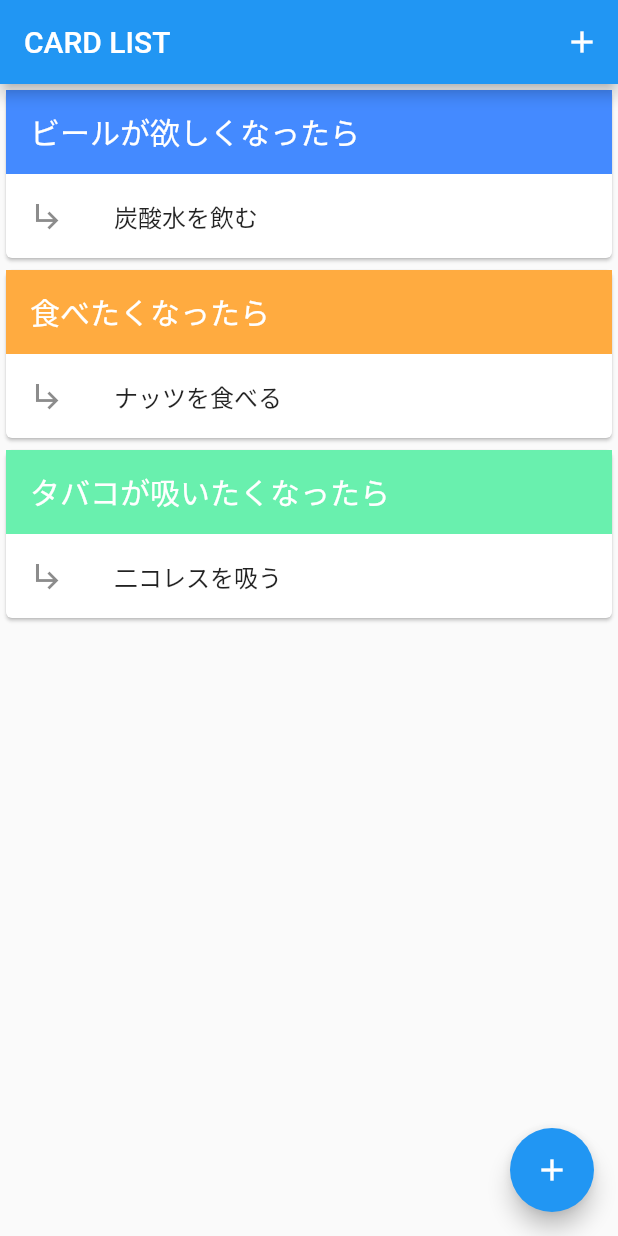
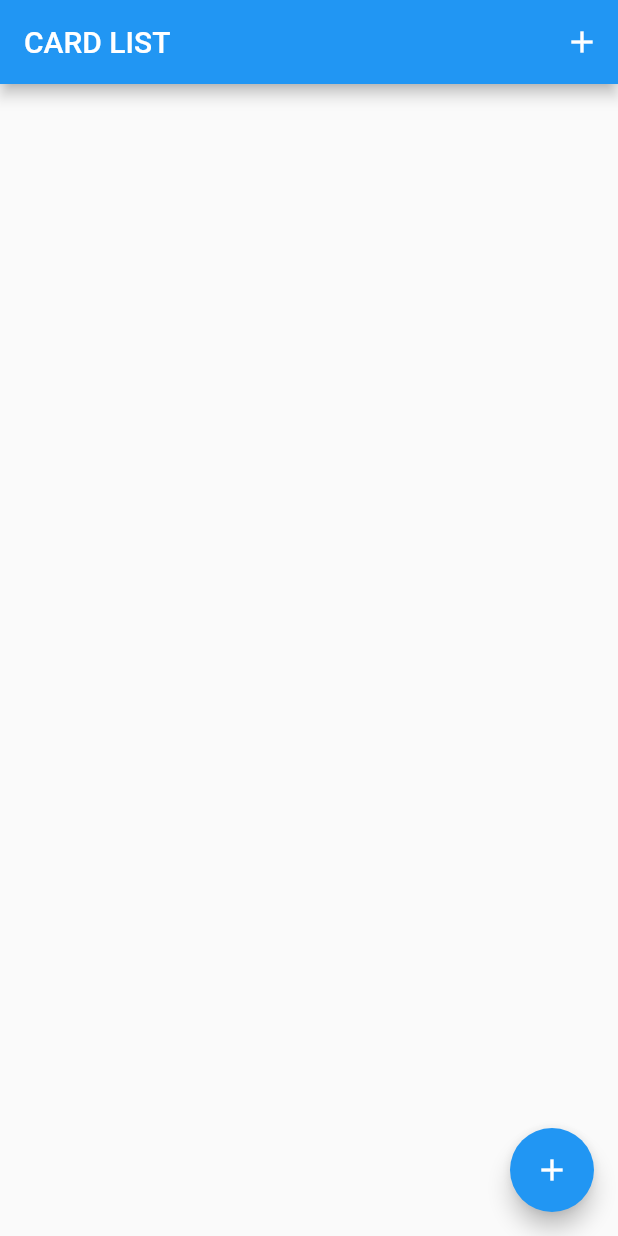
Before and after one commit to s4shiki/if_then_card, a Flutter app: the screen it shows after launch, on a phone screen of 412 x 824 dp. Run offline on Flutter 3.47's test engine with Material 2 defaults, Android fonts, the phone set to English and light mode, and no system bars; our stand-ins replace flutter_riverpod.

Commit message:
モデルと状態管理追加

```diff
--- a/lib/main.dart
+++ b/lib/main.dart
@@ -1,9 +1,15 @@
 import 'package:flutter/material.dart';
+import 'package:flutter_riverpod/flutter_riverpod.dart';
+import 'package:if_then_card/model/rules.dart';
 import 'package:if_then_card/page/top_page.dart';
 
-// アプリ起動
+final rulesProvider = ChangeNotifierProvider(
+  (ref) => Rules(), // Rulesのインスタンスが生成される
+);
+
+// 起動
 void main() {
-  runApp(MyApp());
+  runApp(ProviderScope(child: MyApp()));
 }
 
 // アプリの設定
--- a/lib/page/add_page.dart
+++ b/lib/page/add_page.dart
@@ -1,4 +1,6 @@
 import 'package:flutter/material.dart';
+import 'package:flutter_riverpod/flutter_riverpod.dart';
+import 'package:if_then_card/main.dart';
 
 // ルール追加画面
 class AddPage extends StatelessWidget {
@@ -74,7 +76,9 @@ class _RuleFormState extends State<RuleForm> {
                 if (_formKey.currentState.validate()) {
                   ScaffoldMessenger.of(context)
                       .showSnackBar(SnackBar(content: Text('登録しました')));
-                  print("登録したよ。条件：$situationText 行動：$actionText");
+                  context
+                      .read(rulesProvider)
+                      .add(situation: situationText, action: actionText);
                   Navigator.pop(context); // TOP画面に戻る
                 }
               },
--- a/lib/page/top_page.dart
+++ b/lib/page/top_page.dart
@@ -1,4 +1,7 @@
 import 'package:flutter/material.dart';
+import 'package:flutter_riverpod/flutter_riverpod.dart';
+import 'package:if_then_card/main.dart';
+import 'package:if_then_card/model/rule.dart';
 import 'package:if_then_card/page/add_page.dart';
 
 // トップ画面
@@ -32,30 +35,26 @@ class TopPage extends StatelessWidget {
 }
 
 // ルール一覧
-class RuleListWidget extends StatelessWidget {
+class RuleListWidget extends ConsumerWidget {
+  // カード上部の背景色リスト
+  final List<Color> colors = [
+    Colors.blueAccent,
+    Colors.orangeAccent,
+    Colors.greenAccent,
+    Colors.redAccent
+  ];
+
   @override
-  Widget build(BuildContext context) {
+  Widget build(BuildContext context, ScopedReader watch) {
     // カードに表示するルールリスト
-    final List<Map<String, String>> rules = [
-      {'situation': 'ビールが欲しくなったら', 'action': '炭酸水を飲む'},
-      {'situation': '食べたくなったら', 'action': 'ナッツを食べる'},
-      {'situation': 'タバコが吸いたくなったら', 'action': '二コレスを吸う'},
-    ];
-    // カード上部の背景色リスト
-    final List<Color> colors = [
-      Colors.blueAccent,
-      Colors.orangeAccent,
-      Colors.greenAccent,
-      Colors.redAccent
-    ];
+    final rules = watch(rulesProvider).rules;
 
     return ListView.builder(
       itemCount: rules.length,
       itemBuilder: (context, index) {
         // リスト生成
         return RuleWidget(
-          situation: rules[index]['situation'],
-          action: rules[index]['action'],
+          rule: rules[index],
           conditionColor: colors[index % colors.length],
         );
       },
@@ -65,29 +64,28 @@ class RuleListWidget extends StatelessWidget {
 
 // ルールカード
 class RuleWidget extends StatelessWidget {
-  final String situation;
-  final String action;
+  final Rule rule;
   final Color conditionColor;
 
-  RuleWidget({this.situation, this.action, this.conditionColor});
+  RuleWidget({this.rule, this.conditionColor});
 
   @override
   Widget build(BuildContext context) {
     return Card(
       child: InkWell(
-        onLongPress: () => {print('長押しで削除するよ')},
+        onLongPress: () => context.read(rulesProvider).delete(rule),
         child: Column(
           children: [
             ListTile(
               title: Text(
-                situation,
+                rule.situation,
                 style: TextStyle(fontSize: 20, color: Colors.white),
               ),
               tileColor: conditionColor,
             ),
             ListTile(
               leading: Icon(Icons.subdirectory_arrow_right),
-              title: Text(action),
+              title: Text(rule.action),
             ),
           ],
         ),
--- a/pubspec.yaml
+++ b/pubspec.yaml
@@ -23,6 +23,7 @@ environment:
 dependencies:
   flutter:
     sdk: flutter
+  flutter_riverpod: ^0.13.1+1
 
 
   # The following adds the Cupertino Icons font to your application.
```
Also changed, not shown: lib/model/rule.dart (added, +7 -0 lines), lib/model/rules.dart (added, +19 -0 lines), pubspec.lock.
